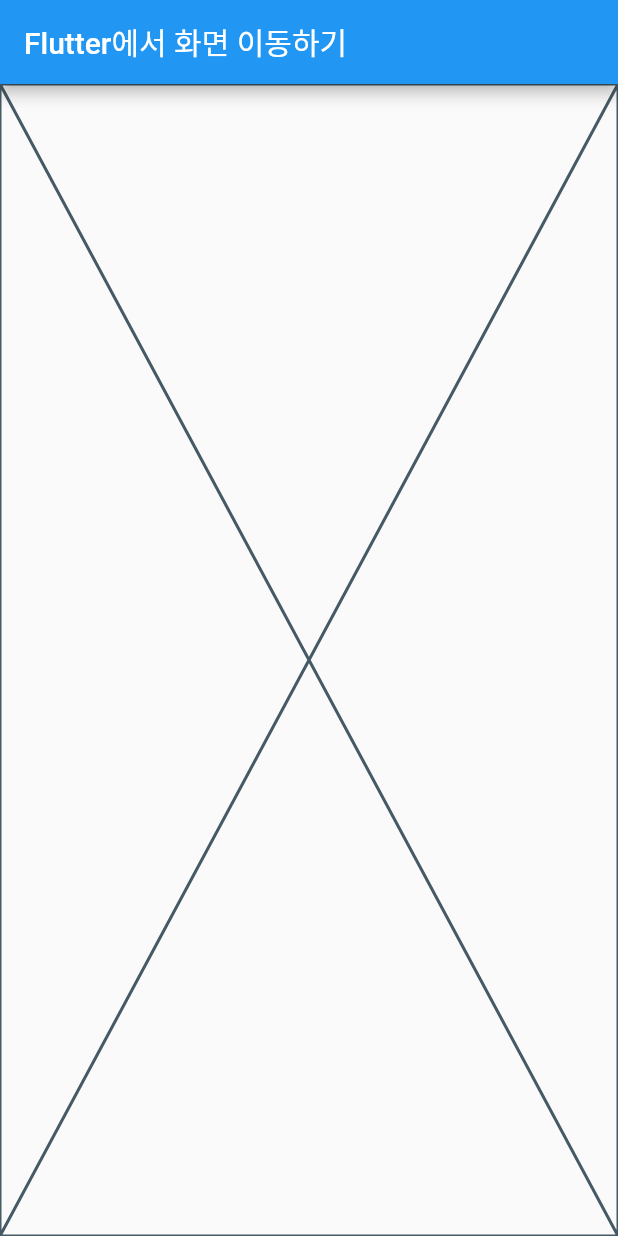
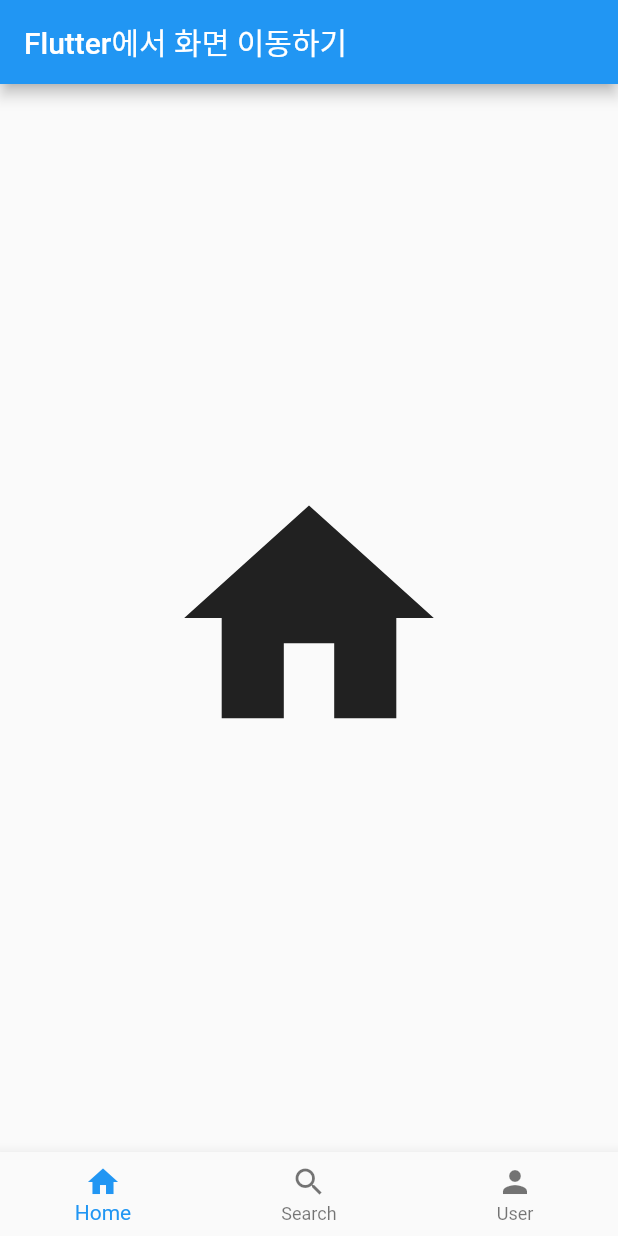
Before and after one commit to dongeranguk/flutter_example, a Flutter app: the screen it shows after launch, on a phone screen of 412 x 824 dp. Run offline on Flutter 3.47's test engine with Material 2 defaults, Android fonts, the phone set to English and light mode, and no system bars.

Commit message:
#20 - BottomNavigateBar 사용하여 화면 전환하기
`BottomNavigateBar` 를 사용하여 상태 관리를 통해
화면을 전환 시킬 수 있다.

BottomNavigateBar 는 items 라는 필드를 가지고 있는데, 이 필드에 `BottomNavigationBarItem` widget을  초기화해준다.

`currentIndex` 는 현재 활성화된`BottomNavigationBarItem` 인덱스이고,
`onTap` 은 items 의 인덱스를 추적하여 `currentIndex`에 다시 선택된 인덱스를 지정해주어 해당 아이템에 활성화 효과를 낼 수 있다.

```diff
--- a/lib/main.dart
+++ b/lib/main.dart
@@ -2,14 +2,11 @@ import 'package:flutter/material.dart';
 
 void main() {
   runApp(MaterialApp(
-    home: Scaffold(
-        appBar: AppBar(title: const Text('Flutter에서 화면 이동하기')),
-    body: const HomeWidget()),
+    home: HomeWidget(),
   ));
 }
 
 class HomeWidget extends StatefulWidget {
-
   const HomeWidget({super.key});
 
   @override
@@ -17,9 +14,41 @@ class HomeWidget extends StatefulWidget {
 }
 
 class _HomeWidgetState extends State<HomeWidget> {
+  late int index;
+
+  @override
+  void initState() {
+    super.initState();
+    index = 0;
+  }
 
   @override
   Widget build(BuildContext context) {
-    return const Placeholder();
+    return Scaffold(
+      appBar: AppBar(title: Text('Flutter에서 화면 이동하기')),
+      body: homeBody(index),
+      bottomNavigationBar: BottomNavigationBar(
+        items: const [
+          BottomNavigationBarItem(icon: Icon(Icons.home), label: 'Home'),
+          BottomNavigationBarItem(icon: Icon(Icons.search), label: 'Search'),
+          BottomNavigationBarItem(icon: Icon(Icons.person), label: 'User')
+        ],
+        currentIndex: index,
+        onTap: (newValue) => setState(() => index = newValue),
+      ),
+    );
+  }
+
+  Widget homeBody(int index) {
+    switch (index) {
+      case 0:
+        return Center(child: Icon(Icons.home, size: 200));
+      case 1:
+        return Center(child: Icon(Icons.search, size: 200));
+      case 2:
+        return Center(child: Icon(Icons.person, size: 200));
+      default:
+        return Center(child: Icon(Icons.bug_report, size: 200));
+    }
   }
 }
```
